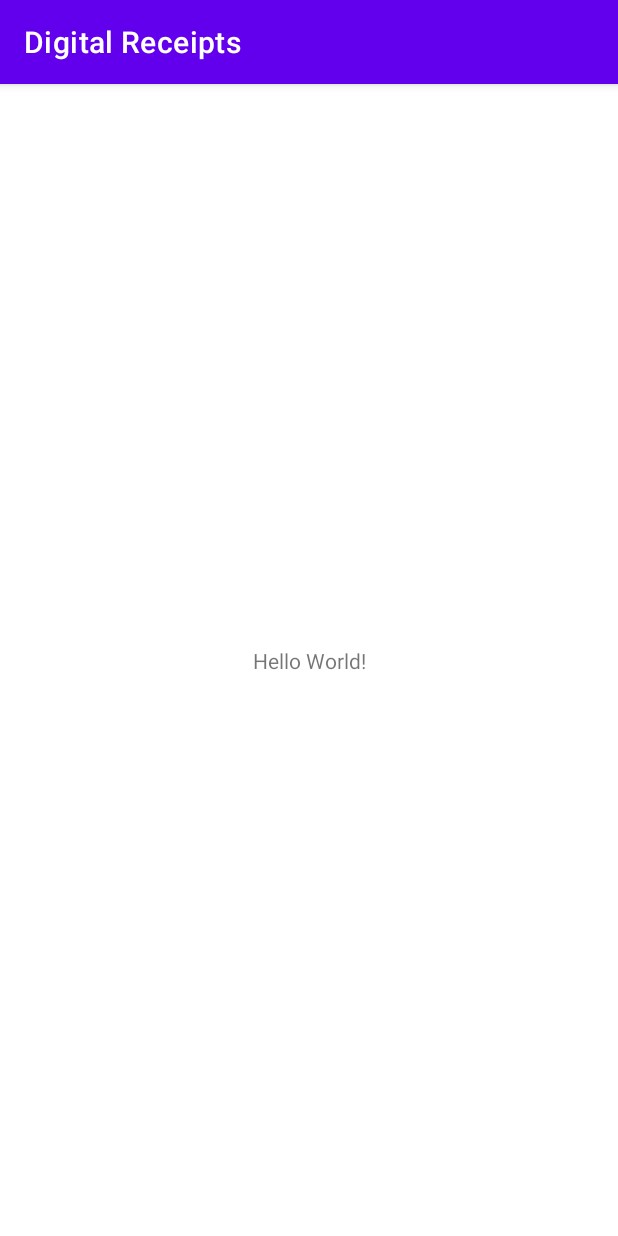
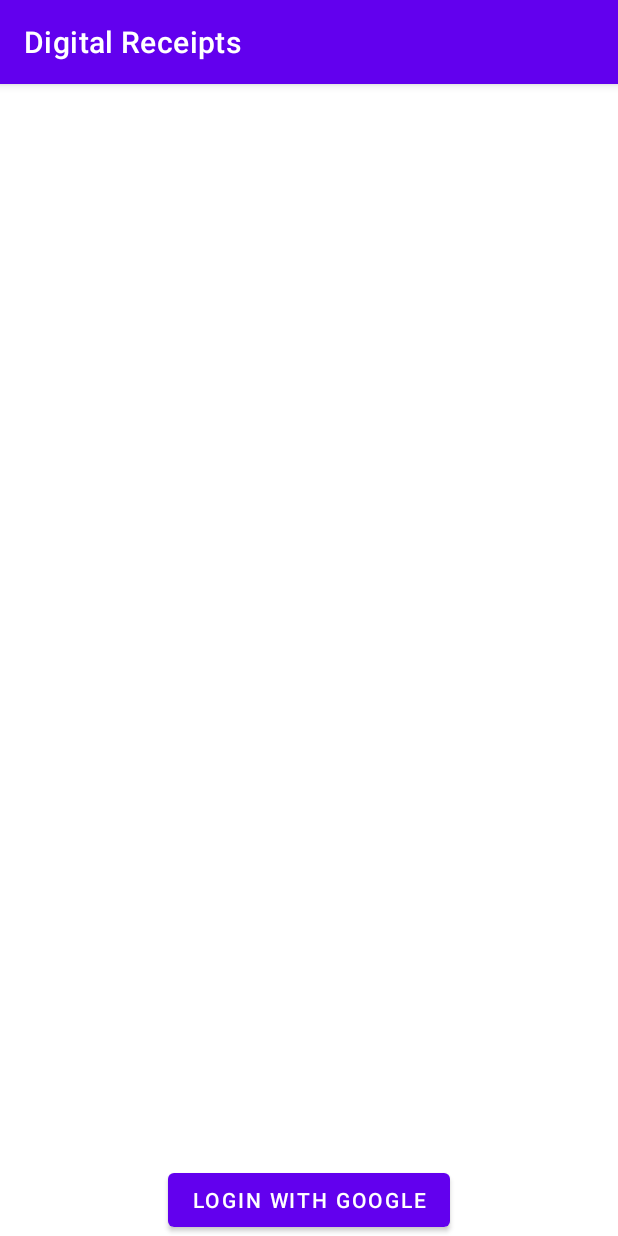
Before and after one commit to StellarBits/DigitalReceipts, an Android app: the screen it shows after launch (MainActivity), on a phone screen of 412 x 824 dp. Run offline under Robolectric (Android 15) with nearby library versions, the phone set to English and light mode, and no system bars.

Commit message:
In this commit was implemented Jetpack Navigation and the two first screens of this application with your Fragments and ViewModels

```diff
--- /dev/null
+++ b/app/src/main/java/com/example/digitalreceipts/LoginScreenFragment.kt
@@ -0,0 +1,42 @@
+package com.example.digitalreceipts
+
+import androidx.lifecycle.ViewModelProvider
+import android.os.Bundle
+import androidx.fragment.app.Fragment
+import android.view.LayoutInflater
+import android.view.View
+import android.view.ViewGroup
+import android.widget.Button
+import androidx.navigation.Navigation
+
+class LoginScreenFragment : Fragment() {
+
+    companion object {
+        fun newInstance() = LoginScreenFragment()
+    }
+
+    private lateinit var viewModel: LoginScreenViewModel
+
+    override fun onCreateView(
+        inflater: LayoutInflater, container: ViewGroup?,
+        savedInstanceState: Bundle?
+    ): View? {
+        return inflater.inflate(R.layout.login_screen_fragment, container, false)
+    }
+
+    @Deprecated("Deprecated in Java")
+    override fun onActivityCreated(savedInstanceState: Bundle?) {
+        super.onActivityCreated(savedInstanceState)
+        viewModel = ViewModelProvider(this).get(LoginScreenViewModel::class.java)
+        // TODO: Use the ViewModel
+    }
+
+    override fun onViewCreated(view: View, savedInstanceState: Bundle?) {
+        super.onViewCreated(view, savedInstanceState)
+
+        view.findViewById<Button>(R.id.sign_in_button).setOnClickListener {
+            val navController = Navigation.findNavController(view)
+            navController.navigate(R.id.action_loginScreenFragment_to_receiptsListFragment)
+        }
+    }
+}
--- /dev/null
+++ b/app/src/main/java/com/example/digitalreceipts/LoginScreenViewModel.kt
@@ -0,0 +1,7 @@
+package com.example.digitalreceipts
+
+import androidx.lifecycle.ViewModel
+
+class LoginScreenViewModel : ViewModel() {
+    // TODO: Implement the ViewModel
+}
--- a/app/src/main/res/layout/activity_main.xml
+++ b/app/src/main/res/layout/activity_main.xml
@@ -6,13 +6,17 @@
     android:layout_height="match_parent"
     tools:context=".MainActivity">
 
-    <TextView
-        android:layout_width="wrap_content"
-        android:layout_height="wrap_content"
-        android:text="Hello World!"
+    <androidx.fragment.app.FragmentContainerView
+        android:id="@+id/nav_host_fragment"
+        android:name="androidx.navigation.fragment.NavHostFragment"
+        android:layout_width="0dp"
+        android:layout_height="0dp"
+        app:defaultNavHost="true"
         app:layout_constraintBottom_toBottomOf="parent"
         app:layout_constraintLeft_toLeftOf="parent"
         app:layout_constraintRight_toRightOf="parent"
-        app:layout_constraintTop_toTopOf="parent" />
+
+        app:layout_constraintTop_toTopOf="parent"
+        app:navGraph="@navigation/nav_graph" />
 
 </androidx.constraintlayout.widget.ConstraintLayout>
--- /dev/null
+++ b/app/src/main/res/layout/login_screen_fragment.xml
@@ -0,0 +1,18 @@
+<?xml version="1.0" encoding="utf-8"?>
+<androidx.constraintlayout.widget.ConstraintLayout xmlns:android="http://schemas.android.com/apk/res/android"
+    xmlns:app="http://schemas.android.com/apk/res-auto"
+    xmlns:tools="http://schemas.android.com/tools"
+    android:layout_width="match_parent"
+    android:layout_height="match_parent"
+    tools:context=".LoginScreenFragment">
+
+    <Button
+        android:id="@+id/sign_in_button"
+        android:layout_width="wrap_content"
+        android:layout_height="wrap_content"
+        android:text="Login with Google"
+        app:layout_constraintBottom_toBottomOf="parent"
+        app:layout_constraintEnd_toEndOf="parent"
+        app:layout_constraintStart_toStartOf="parent" />
+
+</androidx.constraintlayout.widget.ConstraintLayout>
--- /dev/null
+++ b/app/src/main/res/navigation/nav_graph.xml
@@ -0,0 +1,22 @@
+<?xml version="1.0" encoding="utf-8"?>
+<navigation xmlns:android="http://schemas.android.com/apk/res/android"
+    xmlns:app="http://schemas.android.com/apk/res-auto"
+    xmlns:tools="http://schemas.android.com/tools"
+    android:id="@+id/nav_graph"
+    app:startDestination="@id/loginScreenFragment">
+
+    <fragment
+        android:id="@+id/loginScreenFragment"
+        android:name="com.example.digitalreceipts.LoginScreenFragment"
+        android:label="login_screen_fragment"
+        tools:layout="@layout/login_screen_fragment" >
+        <action
+            android:id="@+id/action_loginScreenFragment_to_receiptsListFragment"
+            app:destination="@id/receiptsListFragment" />
+    </fragment>
+    <fragment
+        android:id="@+id/receiptsListFragment"
+        android:name="com.example.digitalreceipts.ReceiptsListFragment"
+        android:label="receipts_list_fragment"
+        tools:layout="@layout/receipts_list_fragment" />
+</navigation>
```
Also changed, not shown: app/build.gradle (+13 -4 lines), app/src/main/java/com/example/digitalreceipts/ReceiptsListFragment.kt (added, +32 -0 lines), app/src/main/java/com/example/digitalreceipts/ReceiptsListViewModel.kt (added, +7 -0 lines), app/src/main/res/layout/receipts_list_fragment.xml (added, +18 -0 lines).
